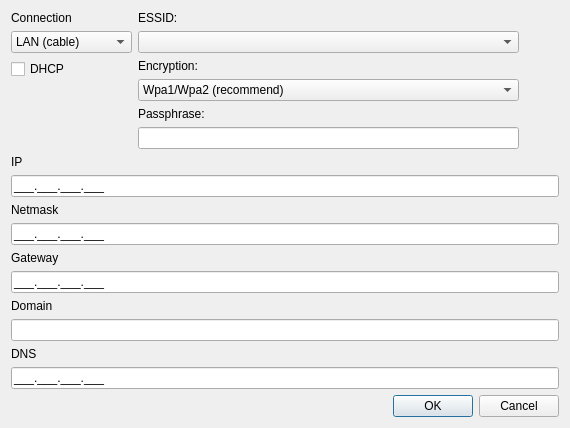
This is src/player-common/networkdialog.ui in sagiadinos/garlic-player as Qt 5 draws it before an edit. The edited form follows.
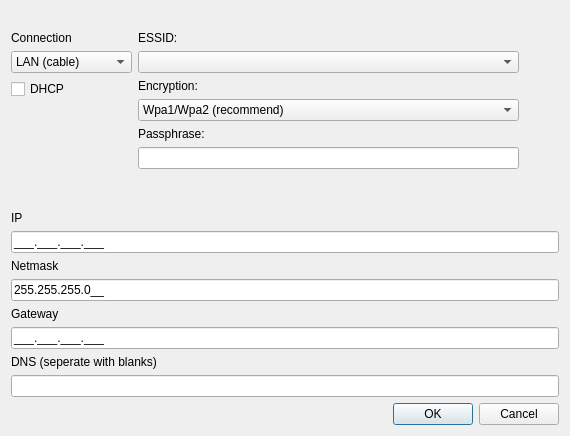
This is the edited form.

The edit to the form file:
```diff
--- a/src/player-common/networkdialog.ui
+++ b/src/player-common/networkdialog.ui
@@ -7,7 +7,7 @@
     <x>0</x>
     <y>0</y>
     <width>570</width>
-    <height>417</height>
+    <height>436</height>
    </rect>
   </property>
   <property name="windowTitle">
@@ -16,6 +16,13 @@
   <layout class="QGridLayout" name="gridLayout">
    <item row="0" column="0">
     <layout class="QVBoxLayout" name="verticalLayout_2">
+     <item>
+      <widget class="QLabel" name="lb_error">
+       <property name="text">
+        <string/>
+       </property>
+      </widget>
+     </item>
      <item>
       <layout class="QHBoxLayout" name="horizontalLayout_2" stretch="0,5,0">
        <item>
@@ -163,6 +170,9 @@
        <property name="inputMask">
         <string>000.000.000.000;_</string>
        </property>
+       <property name="text">
+        <string>255.255.255.0</string>
+       </property>
       </widget>
      </item>
      <item>
@@ -179,27 +189,20 @@
        </property>
       </widget>
      </item>
-     <item>
-      <widget class="QLabel" name="lb_domain">
-       <property name="text">
-        <string>Domain</string>
-       </property>
-      </widget>
-     </item>
-     <item>
-      <widget class="QLineEdit" name="edit_domain"/>
-     </item>
      <item>
       <widget class="QLabel" name="lb_dns">
        <property name="text">
-        <string>DNS</string>
+        <string>DNS (seperate with blanks)</string>
        </property>
       </widget>
      </item>
      <item>
       <widget class="QLineEdit" name="edit_dns">
        <property name="inputMask">
-        <string>000.000.000.000;_</string>
+        <string/>
+       </property>
+       <property name="text">
+        <string/>
        </property>
       </widget>
      </item>
```
